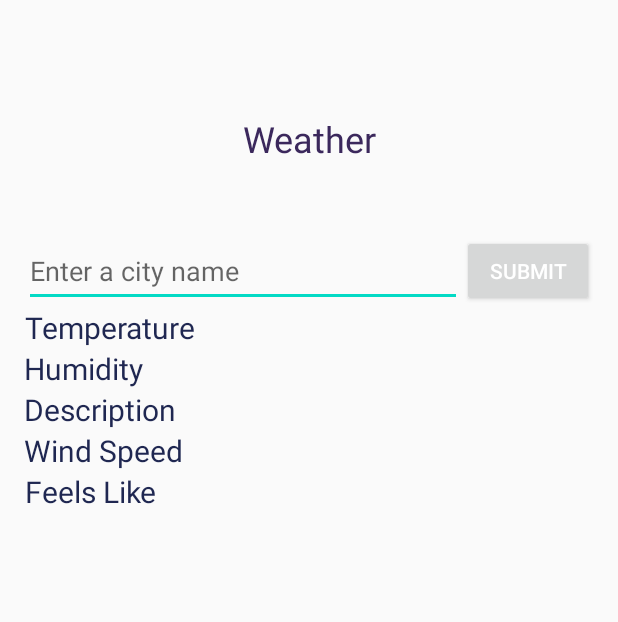
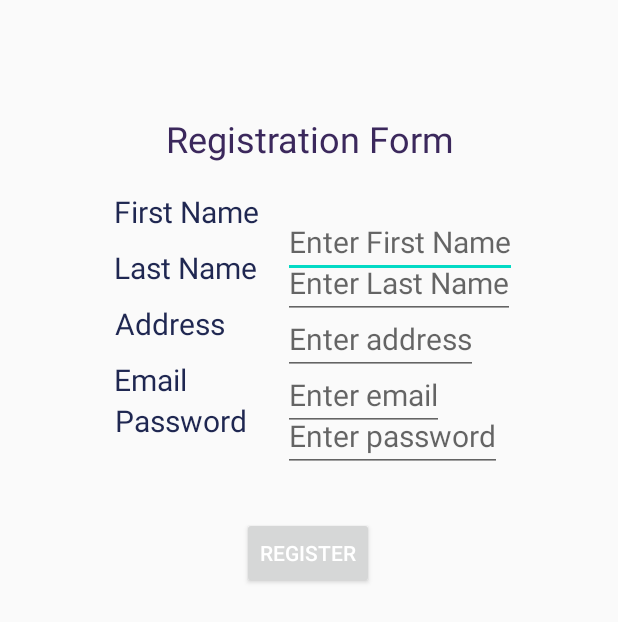
Before and after one commit to akshataxx/MyWeather, an Android app: the screen it shows after launch (MainActivity before the commit, RegisterActivity after it), on a phone screen of 412 x 824 dp. Shown: the top 622 px of the screen. Run offline under Robolectric (Android 15) with nearby library versions, the phone set to English and light mode, and no system bars.

```diff
--- a/app/build.gradle
+++ b/app/build.gradle
@@ -35,6 +35,7 @@ android {
     }
     buildFeatures {
         compose false
+        viewBinding true
     }
     /*composeOptions {
         kotlinCompilerExtensionVersion '1.3.2'
@@ -65,6 +66,9 @@ dependencies {
     implementation 'androidx.core:core-ktx:+'
     implementation 'androidx.core:core-ktx:+'
     implementation 'com.github.bumptech.glide:glide:4.12.0'
+    implementation 'androidx.annotation:annotation:1.6.0'
+    implementation 'androidx.lifecycle:lifecycle-livedata-ktx:2.6.1'
+    implementation 'androidx.lifecycle:lifecycle-viewmodel-ktx:2.6.1'
     annotationProcessor 'com.github.bumptech.glide:compiler:4.12.0'
     testImplementation 'junit:junit:4.13.2'
     androidTestImplementation 'androidx.test.ext:junit:1.1.5'
--- /dev/null
+++ b/app/src/main/java/com/example/myweather/RegisterActivity.kt
@@ -0,0 +1,69 @@
+package com.example.myweather
+
+import android.annotation.SuppressLint
+import android.content.Intent
+import androidx.appcompat.app.AppCompatActivity
+import android.os.Bundle
+import android.widget.AutoCompleteTextView
+import android.widget.Button
+import android.widget.ImageView
+import android.widget.TextView
+import android.widget.Toast
+import com.example.myweather.LoginActivity
+
+/**
+ * Register activity for android studio
+ */
+
+private const val TAG = "RegisterActivity"
+private const val LOG = "LoginActivity"
+
+
+class RegisterActivity : AppCompatActivity() {
+
+    private lateinit var firstNameValue: TextView
+    private lateinit var lastNameValue: TextView
+    private lateinit var addressValue: TextView
+    private lateinit var emailValue: TextView
+    private lateinit var password : TextView
+
+
+
+    override fun onCreate(savedInstanceState: Bundle?) {
+        super.onCreate(savedInstanceState)
+        setContentView(R.layout.activity_register)
+        firstNameValue = findViewById(R.id.firstNameValue)
+        lastNameValue = findViewById(R.id.lastNameValue)
+        addressValue = findViewById(R.id.addressValue)
+        emailValue = findViewById(R.id.emailValue)
+        password = findViewById(R.id.passwordValue)
+
+        val registerButton = findViewById<Button>(R.id.registerButton)
+        registerButton.setOnClickListener { register() } //set click listener
+    }
+
+    /**
+     * function triggered when all fields are filled and register button is clicked
+     * redirect to login page
+     * validates all fields have values
+     */
+
+    private fun register() {
+        if(fieldsNotEmpty()){
+            val intent = Intent(this, LoginActivity::class.java)
+            startActivity(intent)}
+        else{
+            Toast.makeText(this, "All fields must be filled", Toast.LENGTH_SHORT).show()
+        }
+    }
+
+
+    private fun fieldsNotEmpty(): Boolean{
+        return firstNameValue.text.toString().isNotEmpty() &&
+                lastNameValue.text.toString().isNotEmpty() &&
+                addressValue.text.toString().isNotEmpty() &&
+                emailValue.text.toString().isNotEmpty() &&
+                password.text.toString().isNotEmpty()
+
+    }
+}
--- /dev/null
+++ b/app/src/main/res/layout/activity_register.xml
@@ -0,0 +1,171 @@
+<?xml version="1.0" encoding="utf-8"?>
+<androidx.constraintlayout.widget.ConstraintLayout xmlns:android="http://schemas.android.com/apk/res/android"
+    xmlns:app="http://schemas.android.com/apk/res-auto"
+    xmlns:tools="http://schemas.android.com/tools"
+    android:layout_width="match_parent"
+    android:layout_height="match_parent"
+    tools:context=".RegisterActivity"
+    android:padding="16dp">
+
+
+    <TextView
+        android:id="@+id/registerLabel"
+        android:layout_width="wrap_content"
+        android:layout_height="wrap_content"
+        android:text="Registration Form"
+
+        android:layout_marginTop="60dp"
+        android:textAlignment="center"
+        android:textColor="#3B285C"
+        android:textSize="24sp"
+        app:layout_constraintStart_toStartOf="parent"
+        app:layout_constraintEnd_toEndOf="parent"
+        app:layout_constraintTop_toTopOf="parent"/>
+
+    <View
+        android:id="@+id/separator"
+        android:layout_width="16dp"
+        android:layout_height="0dp"
+        app:layout_constraintStart_toEndOf="@+id/firstName"
+        app:layout_constraintTop_toTopOf="@id/registerLabel"
+        app:layout_constraintLeft_toLeftOf="@id/registerLabel"
+        app:layout_constraintBottom_toBottomOf="parent" />
+
+    <TextView
+        android:id="@+id/firstName"
+        android:layout_width="wrap_content"
+        android:layout_height="wrap_content"
+        android:layout_marginStart="60dp"
+        android:layout_marginTop="10dp"
+        android:text="First Name"
+        android:textAlignment="center"
+        android:textColor="#1F2751"
+        android:textSize="20sp"
+        app:layout_constraintStart_toStartOf="parent"
+        app:layout_constraintTop_toTopOf="parent"
+        app:layout_constraintBottom_toBottomOf="parent"
+        app:layout_constraintVertical_bias="0.134" />
+
+    <EditText
+        android:id="@+id/firstNameValue"
+        android:layout_width="wrap_content"
+        android:layout_height="wrap_content"
+        android:hint="Enter First Name"
+        android:textAlignment="center"
+        android:textColor="#1F2751"
+        android:textSize="20sp"
+        android:layout_marginTop="10dp"
+        app:layout_constraintStart_toEndOf="@id/separator"
+        app:layout_constraintTop_toTopOf="@id/firstName"
+         />
+
+    <TextView
+        android:id="@+id/lastName"
+        android:layout_width="wrap_content"
+        android:layout_height="wrap_content"
+        android:text="Last Name"
+        android:textAlignment="center"
+        android:textColor="#1F2751"
+        android:textSize="20sp"
+        android:layout_marginStart="60dp"
+        android:layout_marginTop="10dp"
+        app:layout_constraintStart_toStartOf="parent"
+        app:layout_constraintTop_toBottomOf="@id/firstName"/>
+
+    <EditText
+        android:id="@+id/lastNameValue"
+        android:layout_width="wrap_content"
+        android:layout_height="wrap_content"
+        android:hint="Enter Last Name"
+        android:textAlignment="center"
+        android:textColor="#1F2751"
+        android:textSize="20sp"
+
+        app:layout_constraintStart_toEndOf="@id/separator"
+        app:layout_constraintTop_toTopOf="@id/lastName"/>
+
+    <TextView
+        android:id="@+id/address"
+        android:layout_width="wrap_content"
+        android:layout_height="wrap_content"
+        android:text="Address"
+        android:textAlignment="center"
+        android:textColor="#1F2751"
+        android:textSize="20sp"
+        android:layout_marginStart="60dp"
+        android:layout_marginTop="10dp"
+        app:layout_constraintStart_toStartOf="parent"
+        app:layout_constraintTop_toBottomOf="@id/lastName"/>
+
+    <EditText
+        android:id="@+id/addressValue"
+        android:layout_width="wrap_content"
+        android:layout_height="wrap_content"
+        android:hint="Enter address"
+        android:textAlignment="center"
+        android:textColor="#1F2751"
+        android:textSize="20sp"
+        app:layout_constraintStart_toEndOf="@id/separator"
+        app:layout_constraintTop_toTopOf="@id/address"/>
+
+    <TextView
+        android:id="@+id/email"
+        android:layout_width="wrap_content"
+        android:layout_height="wrap_content"
+        android:text="Email"
+        android:textAlignment="center"
+        android:textColor="#1F2751"
+        android:textSize="20sp"
+        android:layout_marginTop="10dp"
+        android:layout_marginStart="60dp"
+        app:layout_constraintStart_toStartOf="parent"
+        app:layout_constraintTop_toBottomOf="@id/address"/>
+
+    <EditText
+        android:id="@+id/emailValue"
+        android:layout_width="wrap_content"
+        android:layout_height="wrap_content"
+        android:hint="Enter email"
+        android:textAlignment="center"
+        android:textColor="#1F2751"
+        android:textSize="20sp"
+
+        app:layout_constraintStart_toEndOf="@id/separator"
+        app:layout_constraintTop_toTopOf="@id/email"/>
+
+    <TextView
+        android:id="@+id/password"
+        android:layout_width="wrap_content"
+        android:layout_height="wrap_content"
+        android:text="Password"
+        android:textAlignment="center"
+        android:textColor="#1F2751"
+        android:textSize="20sp"
+        android:layout_marginStart="60dp"
+        app:layout_constraintStart_toStartOf="parent"
+        app:layout_constraintTop_toBottomOf="@id/email" />
+
+    <EditText
+        android:id="@+id/passwordValue"
+        android:layout_width="wrap_content"
+        android:layout_height="wrap_content"
+        android:hint="Enter password"
+        android:textAlignment="center"
+        android:textColor="#1F2751"
+        android:textSize="20sp"
+        android:imeOptions="actionDone"
+        app:layout_constraintStart_toEndOf="@id/separator"
+        app:layout_constraintTop_toTopOf="@id/password" />
+
+    <Button
+        android:id="@+id/registerButton"
+        android:layout_width="wrap_content"
+        android:layout_height="wrap_content"
+        android:text="Register"
+        android:imeOptions="actionDone"
+        app:layout_constraintTop_toBottomOf="@+id/passwordValue"
+        app:layout_constraintStart_toStartOf="@id/password"
+        app:layout_constraintEnd_toEndOf="@id/passwordValue"
+        android:layout_marginTop="30dp"/>
+
+</androidx.constraintlayout.widget.ConstraintLayout>
--- /dev/null
+++ b/app/src/main/res/values-land/dimens.xml
@@ -0,0 +1,3 @@
+<resources>
+    <dimen name="activity_horizontal_margin">48dp</dimen>
+</resources>
--- /dev/null
+++ b/app/src/main/res/values-w1240dp/dimens.xml
@@ -0,0 +1,3 @@
+<resources>
+    <dimen name="activity_horizontal_margin">200dp</dimen>
+</resources>
--- /dev/null
+++ b/app/src/main/res/values-w600dp/dimens.xml
@@ -0,0 +1,3 @@
+<resources>
+    <dimen name="activity_horizontal_margin">48dp</dimen>
+</resources>
--- /dev/null
+++ b/app/src/main/res/values/dimens.xml
@@ -0,0 +1,5 @@
+<resources>
+    <!-- Default screen margins, per the Android Design guidelines. -->
+    <dimen name="activity_horizontal_margin">16dp</dimen>
+    <dimen name="activity_vertical_margin">16dp</dimen>
+</resources>
```
Also changed, not shown: app/src/main/AndroidManifest.xml (+21 -5 lines), app/src/main/java/com/example/myweather/LoginActivity.kt (added, +55 -0 lines), app/src/main/res/layout/activity_login.xml (added, +92 -0 lines), app/src/main/res/values/strings.xml (+9 -0 lines).
